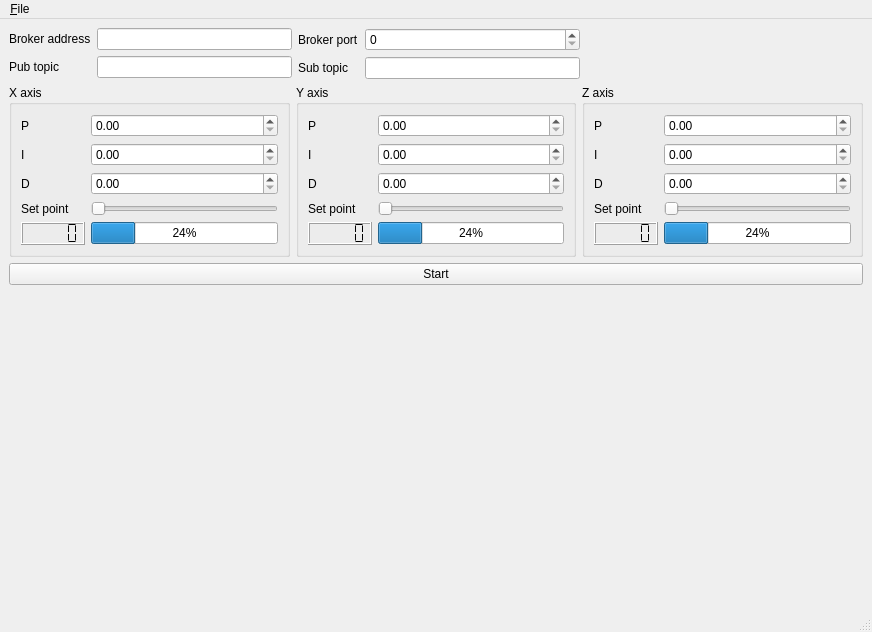
Above: mainwindow.ui from pbosetti/machine_sim before the change. Below: the same form after it.
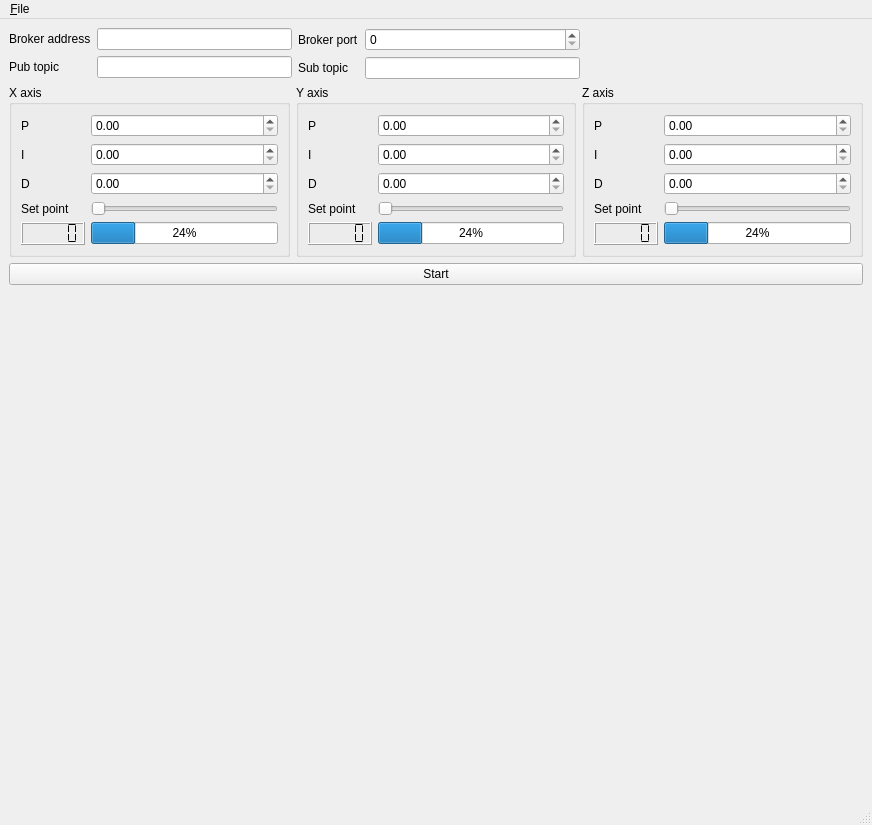
That is the form after the change. Custom widgets are drawn as their Qt base class.

The edit to the form file:
```diff
--- a/mainwindow.ui
+++ b/mainwindow.ui
@@ -7,7 +7,7 @@
     <x>0</x>
     <y>0</y>
     <width>872</width>
-    <height>632</height>
+    <height>825</height>
    </rect>
   </property>
   <property name="windowTitle">
@@ -347,13 +347,21 @@
        </widget>
       </item>
       <item>
+       <layout class="QGridLayout" name="gridLayout">
+        <item row="0" column="2">
+         <widget class="QCustomPlot" name="xYPlot" native="true"/>
+        </item>
+        <item row="0" column="0">
+         <widget class="QCustomPlot" name="timePlot" native="true"/>
+        </item>
+        <item row="0" column="1">
        <spacer name="verticalSpacer">
         <property name="orientation">
          <enum>Qt::Vertical</enum>
         </property>
         <property name="sizeHint" stdset="0">
          <size>
-          <width>20</width>
+            <width>0</width>
           <height>40</height>
          </size>
         </property>
@@ -362,6 +370,8 @@
      </layout>
     </item>
    </layout>
+    </item>
+   </layout>
   </widget>
   <widget class="QMenuBar" name="menubar">
    <property name="geometry">
@@ -369,7 +379,7 @@
      <x>0</x>
      <y>0</y>
      <width>872</width>
-     <height>43</height>
+     <height>24</height>
     </rect>
    </property>
    <widget class="QMenu" name="menu_Open_INI_file">
@@ -390,6 +400,14 @@
    </property>
   </action>
  </widget>
+ <customwidgets>
+  <customwidget>
+   <class>QCustomPlot</class>
+   <extends>QWidget</extends>
+   <header>qcustomplot.h</header>
+   <container>1</container>
+  </customwidget>
+ </customwidgets>
  <resources/>
  <connections>
   <connection>
```
Lines whose indentation alone changed are shown as unchanged.
